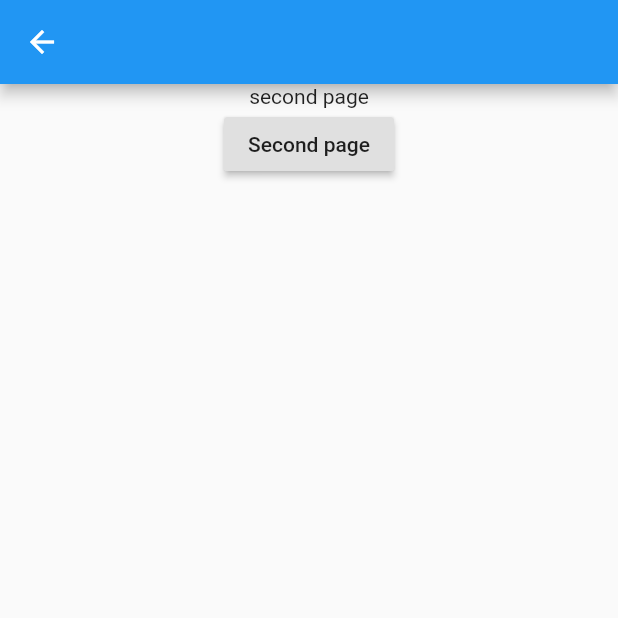
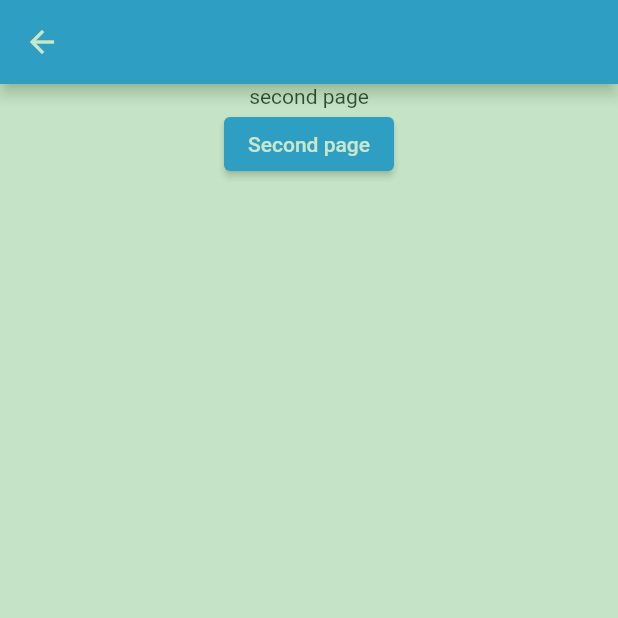
Before and after one commit to jhasan94/flutterrouting, a Flutter app: the screen it shows after launch, after a tap on "home page", on a phone screen of 412 x 824 dp, the top half of it. Run offline on Flutter 3.47's test engine with Material 2 defaults, Android fonts, the phone set to English and light mode, and no system bars.

Commit message:
RaisedButton replaced with ElevatedButton

```diff
--- a/lib/main.dart
+++ b/lib/main.dart
@@ -10,8 +10,12 @@ void main() {
 NavigatorService<PageRoute> middleware = NavigatorService<PageRoute>(
   onPush: (route, previousRoute) {
     log('we have push event');
+
     ///if route is Y we should have some API call
   },
+  onPop: (route,previousRoute){
+    log('we have pop event');
+  }
 );
 
 class MyApp extends StatelessWidget {
@@ -38,22 +42,18 @@ class HomePage extends StatefulWidget {
   State<HomePage> createState() => _HomePageState();
 }
 
-class _HomePageState extends State<HomePage>{
+class _HomePageState extends State<HomePage> {
   @override
   Widget build(BuildContext context) {
-    return Builder(
-      builder: (context) {
+    return Builder(builder: (context) {
       return Scaffold(
           body: Center(
-          child: RaisedButton(
+              child: ElevatedButton(
         child: const Text('home page'),
         onPressed: () {
           Navigator.pushNamed(context, secondRoute);
         },
-          )
-        ));
+      )));
+    });
   }
-    );
 }
-
-}
--- a/lib/navigator_service.dart
+++ b/lib/navigator_service.dart
@@ -25,11 +25,14 @@ class NavigatorService<R extends Route<dynamic>> extends RouteObserver<R> {
       left: 0.0,
       child: Material(
         color: Colors.transparent,
-        child: Container(
-            height: MediaQuery.of(context).size.height,
-            width: MediaQuery.of(context).size.width / 3,
-            decoration: const BoxDecoration(color: Colors.red),
-            child: const Icon(Icons.warning, color: Colors.purple)),
+        child: Opacity(
+          opacity: 0.3,
+          child: Container(
+              height: MediaQuery.of(context).size.height,
+              width: MediaQuery.of(context).size.width,
+              decoration: const BoxDecoration(color: Colors.green),
+          ),
+        ),
       ),
     );
   });
@@ -54,7 +57,7 @@ class NavigatorService<R extends Route<dynamic>> extends RouteObserver<R> {
     if (onPush != null) {
       onPush!(route, previousRoute);
     }
-    if (identical(route.settings.name, thirdRoute)) {
+    if (identical(route.settings.name, secondRoute)) {
       print('did push route : $route');
       Future.delayed(Duration.zero, () {
         route.navigator?.overlay?.insert(overlayEntry);
@@ -71,24 +74,10 @@ class NavigatorService<R extends Route<dynamic>> extends RouteObserver<R> {
     _logget('{didPop} \n route: $route \n previousRoute: $previousRoute');
     _stack.remove(route);
     _logStack();
-    if (route.settings.name == "/thirdPage" && overlayEntry.mounted) {
+    if (route.settings.name == secondRoute && overlayEntry.mounted) {
       overlayEntry.remove();
     }
 
     super.didPop(route, previousRoute);
   }
-
-  // @override
-  // void didStartUserGesture(
-  //     Route<dynamic> route, Route<dynamic>? previousRoute) {
-  //   _logget(
-  //       '{didStartUserGesture} \n route: $route \n previousRoute: $previousRoute');
-  //   super.didStartUserGesture(route, previousRoute);
-  // }
-  //
-  // @override
-  // void didStopUserGesture() {
-  //   _logget('{didStopUserGesture}');
-  //   super.didStopUserGesture();
-  // }
 }
--- a/lib/second_page.dart
+++ b/lib/second_page.dart
@@ -86,7 +86,7 @@ class _SecondPageState extends State<SecondPage> with RouteAware {
             const Center(
               child: Text('second page'),
             ),
-            RaisedButton(
+            ElevatedButton(
               child: const Text('Second page'),
               onPressed: () {
                 Navigator.pushNamed(context, thirdRoute);
```
Lines whose indentation alone changed are shown as unchanged.
